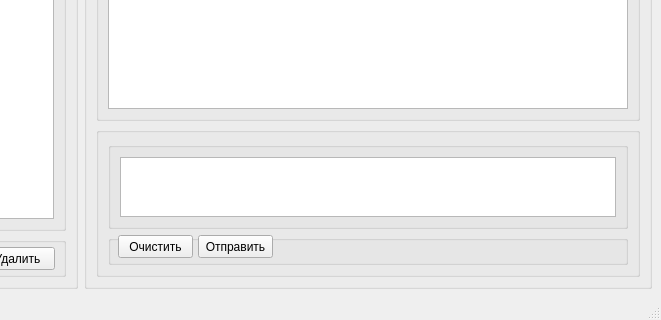
Old version of the form lesson-05/client/views/client_gui.ui in the repository KTo1/qt-with-db; both pictures show x 131 to 792 and y 328 to 648 of the 792 by 648 pixel window.
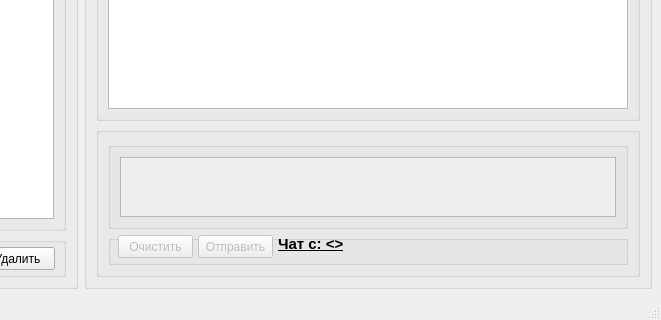
New version of the form.

```diff
--- a/lesson-05/client/views/client_gui.ui
+++ b/lesson-05/client/views/client_gui.ui
@@ -106,7 +106,11 @@
          </property>
          <layout class="QGridLayout" name="gridLayout_2">
           <item row="0" column="0">
-           <widget class="QTableView" name="table_messages"/>
+           <widget class="QTableView" name="table_messages">
+            <property name="enabled">
+             <bool>true</bool>
+            </property>
+           </widget>
           </item>
          </layout>
         </widget>
@@ -136,7 +140,11 @@
             </property>
             <layout class="QGridLayout" name="gridLayout_3">
              <item row="0" column="0">
-              <widget class="QTextEdit" name="textEdit_message"/>
+              <widget class="QTextEdit" name="textEdit_message">
+               <property name="enabled">
+                <bool>false</bool>
+               </property>
+              </widget>
              </item>
             </layout>
            </widget>
@@ -159,6 +167,9 @@
              <string/>
             </property>
             <widget class="QPushButton" name="pushButton_clear">
+             <property name="enabled">
+              <bool>false</bool>
+             </property>
              <property name="geometry">
               <rect>
                <x>10</x>
@@ -172,6 +183,9 @@
              </property>
             </widget>
             <widget class="QPushButton" name="pushButton_send">
+             <property name="enabled">
+              <bool>false</bool>
+             </property>
              <property name="geometry">
               <rect>
                <x>90</x>
@@ -184,6 +198,27 @@
               <string>Отправить</string>
              </property>
             </widget>
+            <widget class="QLabel" name="label_chat">
+             <property name="geometry">
+              <rect>
+               <x>170</x>
+               <y>0</y>
+               <width>341</width>
+               <height>16</height>
+              </rect>
+             </property>
+             <property name="font">
+              <font>
+               <pointsize>11</pointsize>
+               <weight>75</weight>
+               <bold>true</bold>
+               <underline>true</underline>
+              </font>
+             </property>
+             <property name="text">
+              <string>Чат с:  &lt;&gt;</string>
+             </property>
+            </widget>
            </widget>
           </item>
          </layout>
```
